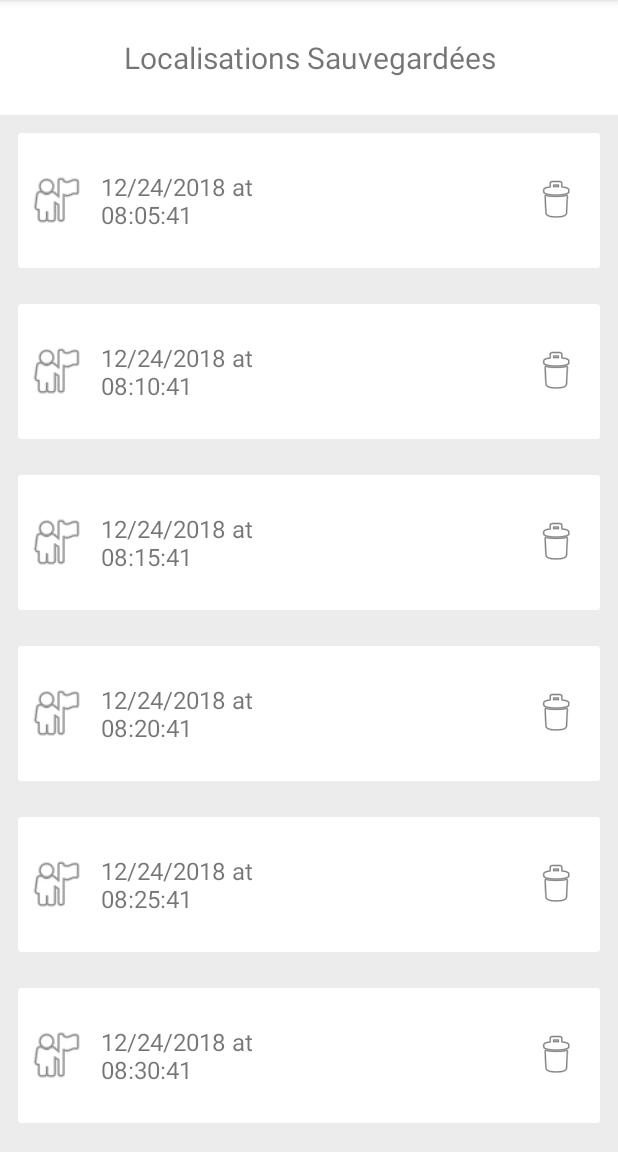
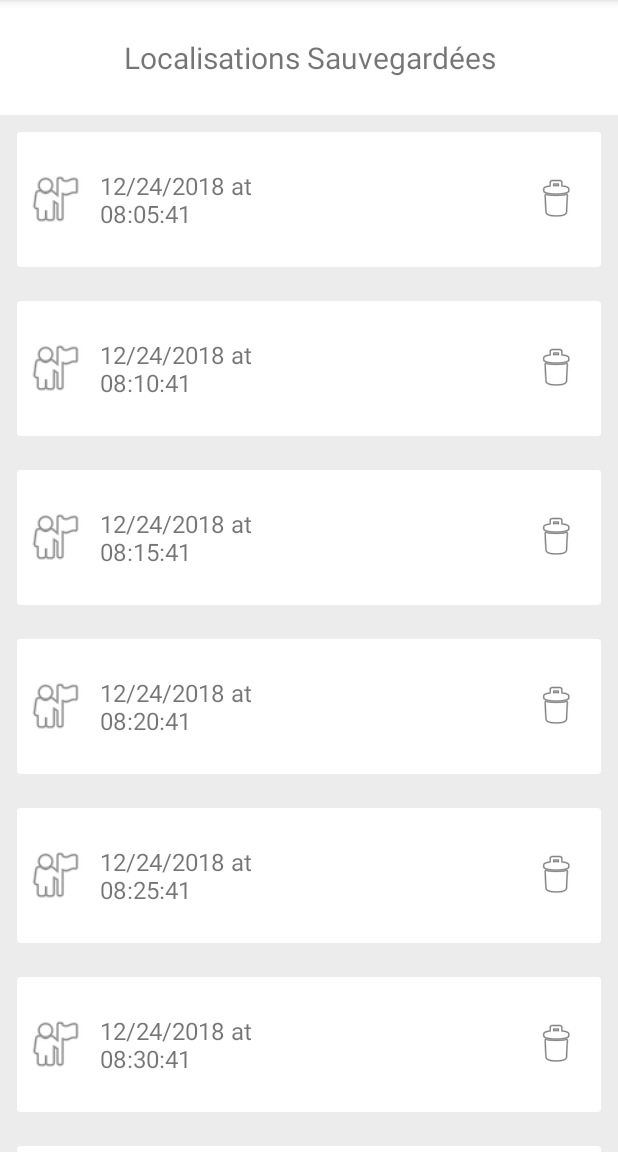
Before and after one commit to Dadabbe/Technical-Test, an Android app: the screen it shows after launch (MainActivity), on a phone screen of 412 x 824 dp, the part 84-1236 px from its top. Run offline under Robolectric (Android 15) with nearby library versions, the phone set to English and light mode, and no system bars; our stand-ins replace data binding.

Commit message:
Final commit : Few UI changes, trying toasts

```diff
--- a/app/src/main/res/layout/card_view_location.xml
+++ b/app/src/main/res/layout/card_view_location.xml
@@ -3,7 +3,7 @@
     xmlns:app="http://schemas.android.com/apk/res-auto"
     android:layout_width="match_parent"
     android:layout_height="90dp"
-    android:layout_margin="12dp"
+    android:layout_margin="11dp"
     app:cardElevation="0dp">
 
     <LinearLayout
@@ -17,7 +17,8 @@
             android:layout_width="40dp"
             android:layout_height="40dp"
             android:layout_gravity="center_vertical"
-            app:srcCompat="@android:drawable/ic_menu_myplaces" />
+            app:srcCompat="@android:drawable/ic_menu_myplaces"
+            android:contentDescription="@string/location_icon"/>
 
         <TextView
             android:id="@+id/textViewDate"
```
Also changed, not shown: app/src/main/java/com/example/tt_invoxia/viewmodel/LocationAdapter.kt (+8 -3 lines).
